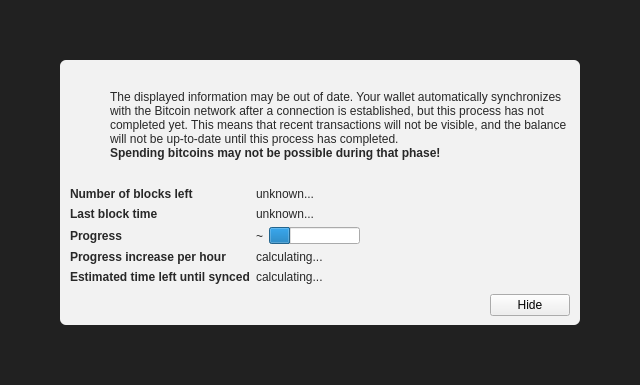
The window that src/qt/forms/modaloverlay.ui (gjhiggins/vcoincore) describes before a commit, drawn with Qt 5.
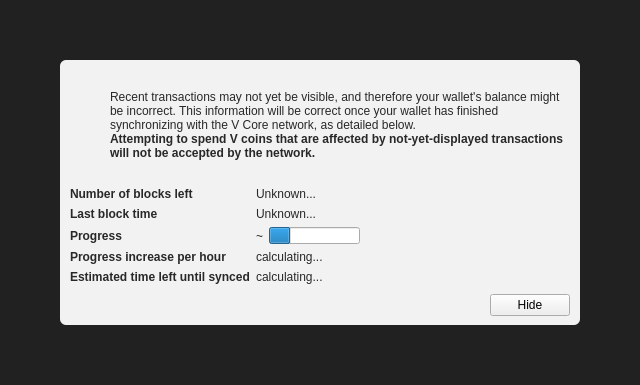
The same window after the commit. Icons and pictures are not drawn. Custom widgets are drawn as their Qt base class.

Patch:
```diff
--- a/src/qt/forms/modaloverlay.ui
+++ b/src/qt/forms/modaloverlay.ui
@@ -130,7 +130,7 @@
              <item>
               <widget class="QLabel" name="infoText">
                <property name="text">
-                <string>The displayed information may be out of date. Your wallet automatically synchronizes with the Bitcoin network after a connection is established, but this process has not completed yet. This means that recent transactions will not be visible, and the balance will not be up-to-date until this process has completed.</string>
+                <string>Recent transactions may not yet be visible, and therefore your wallet's balance might be incorrect. This information will be correct once your wallet has finished synchronizing with the V Core network, as detailed below.</string>
                </property>
                <property name="textFormat">
                 <enum>Qt::RichText</enum>
@@ -149,7 +149,7 @@
                 </font>
                </property>
                <property name="text">
-                <string>Spending bitcoins may not be possible during that phase!</string>
+                <string>Attempting to spend V coins that are affected by not-yet-displayed transactions will not be accepted by the network.</string>
                </property>
                <property name="textFormat">
                 <enum>Qt::RichText</enum>
@@ -219,7 +219,7 @@
            <item row="0" column="1">
             <widget class="QLabel" name="numberOfBlocksLeft">
              <property name="text">
-              <string>unknown...</string>
+              <string>Unknown...</string>
              </property>
             </widget>
            </item>
@@ -245,7 +245,7 @@
               </sizepolicy>
              </property>
              <property name="text">
-              <string>unknown...</string>
+              <string>Unknown...</string>
              </property>
             </widget>
            </item>
```
